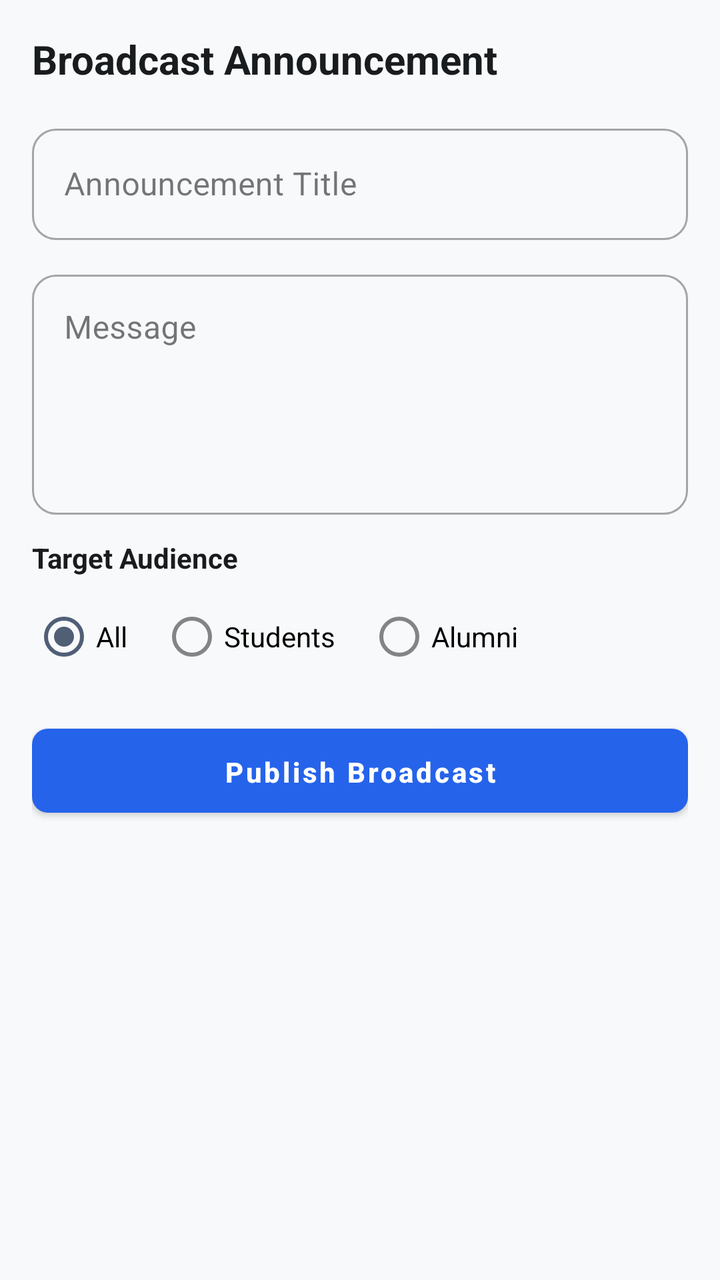
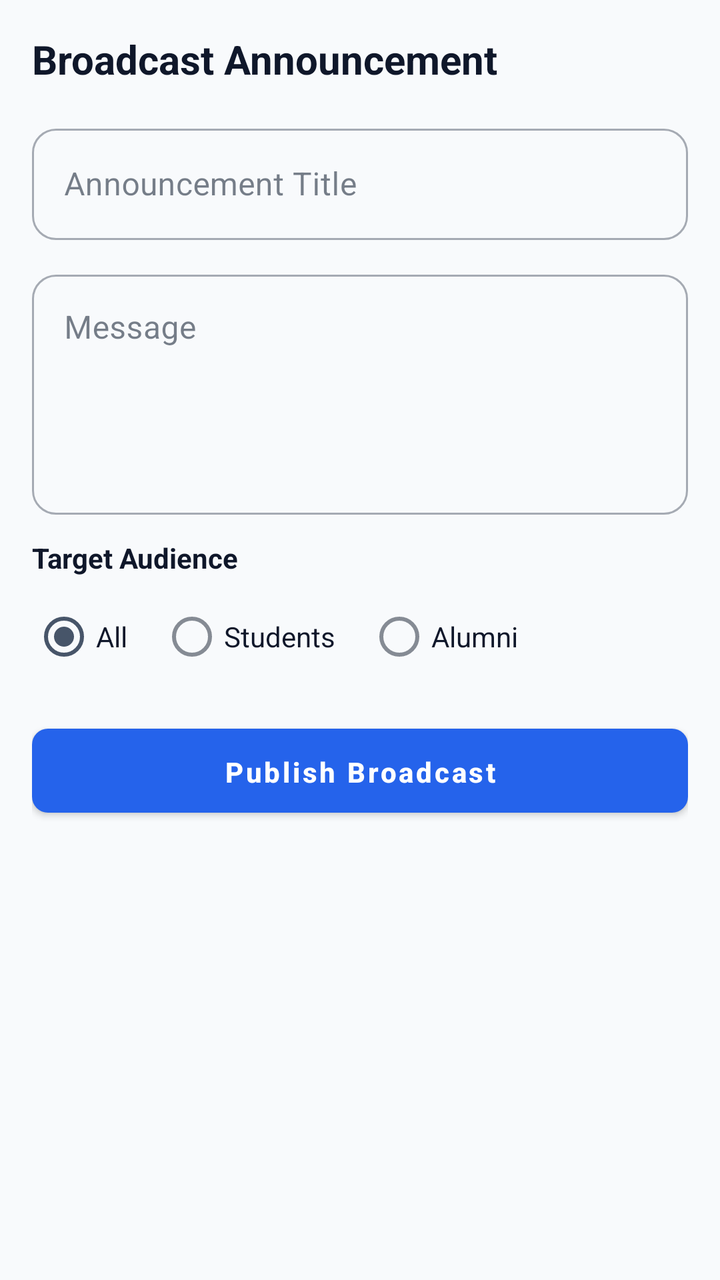

Before-and-after screenshots of an Android layout around one commit, followed by the original layout XML and the change that was made.
<!-- AndroidManifest.xml: application theme Theme.AlumniConnect -->
<!-- res/layout/fragment_announcement.xml -->
<?xml version="1.0" encoding="utf-8"?>
<LinearLayout xmlns:android="http://schemas.android.com/apk/res/android"
    xmlns:app="http://schemas.android.com/apk/res-auto"
    android:layout_width="match_parent"
    android:layout_height="match_parent"
    android:orientation="vertical"
    android:padding="16dp"
    android:background="@color/background">

    <TextView
        android:layout_width="match_parent"
        android:layout_height="wrap_content"
        android:text="Broadcast Announcement"
        android:textSize="20sp"
        android:textStyle="bold"
        android:textColor="@color/on_background"
        android:layout_marginBottom="16dp" />

    <com.google.android.material.textfield.TextInputLayout
        android:layout_width="match_parent"
        android:layout_height="wrap_content"
        android:layout_marginBottom="12dp"
        style="@style/Widget.MaterialComponents.TextInputLayout.OutlinedBox">
        <com.google.android.material.textfield.TextInputEditText
            android:id="@+id/etAnnouncementTitle"
            android:layout_width="match_parent"
            android:layout_height="wrap_content"
            android:hint="Announcement Title"
            android:inputType="text" />
    </com.google.android.material.textfield.TextInputLayout>

    <com.google.android.material.textfield.TextInputLayout
        android:layout_width="match_parent"
        android:layout_height="wrap_content"
        android:layout_marginBottom="12dp"
        style="@style/Widget.MaterialComponents.TextInputLayout.OutlinedBox">
        <com.google.android.material.textfield.TextInputEditText
            android:id="@+id/etAnnouncementMessage"
            android:layout_width="match_parent"
            android:layout_height="120dp"
            android:hint="Message"
            android:gravity="top"
            android:inputType="textMultiLine" />
    </com.google.android.material.textfield.TextInputLayout>

    <TextView
        android:layout_width="match_parent"
        android:layout_height="wrap_content"
        android:text="Target Audience"
        android:textSize="14sp"
        android:textStyle="bold"
        android:textColor="@color/on_background"
        android:layout_marginBottom="6dp" />

    <RadioGroup
        android:id="@+id/rgTargetAudience"
        android:layout_width="match_parent"
        android:layout_height="wrap_content"
        android:orientation="horizontal"
        android:layout_marginBottom="16dp">
        <RadioButton
            android:id="@+id/rbTargetAll"
            android:layout_width="wrap_content"
            android:layout_height="wrap_content"
            android:text="All"
            android:checked="true"
            android:layout_marginEnd="16dp" />
        <RadioButton
            android:id="@+id/rbTargetStudent"
            android:layout_width="wrap_content"
            android:layout_height="wrap_content"
            android:text="Students"
            android:layout_marginEnd="16dp" />
        <RadioButton
            android:id="@+id/rbTargetAlumni"
            android:layout_width="wrap_content"
            android:layout_height="wrap_content"
            android:text="Alumni" />
    </RadioGroup>

    <com.google.android.material.button.MaterialButton
        android:id="@+id/btnSendAnnouncement"
        android:layout_width="match_parent"
        android:layout_height="54dp"
        android:text="Publish Broadcast"
        app:cornerRadius="8dp" />
</LinearLayout>
<!-- resources referenced by this layout -->
<resources>
  <color name="background">#F8F9FB</color>
  <color name="on_background">#191C1E</color>
  <style name="Theme.AlumniConnect" parent="Theme.MaterialComponents.DayNight.NoActionBar">
          
          <item name="colorPrimary">@color/primary</item>
          <item name="colorPrimaryVariant">@color/primary_variant</item>
          <item name="colorOnPrimary">@color/on_primary</item>
          
          
          <item name="colorSecondary">@color/secondary</item>
          <item name="colorSecondaryVariant">@color/secondary_variant</item>
          <item name="colorOnSecondary">@color/on_secondary</item>
          
          
          <item name="android:statusBarColor">@color/primary</item>
          <item name="android:windowLightStatusBar">false</item>
          
          
          <item name="android:windowBackground">@color/background</item>
          <item name="colorSurface">@color/surface</item>
          <item name="colorOnSurface">@color/on_surface</item>
  
          
          <item name="materialButtonStyle">@style/Widget.AlumniConnect.Button</item>
          <item name="textInputStyle">@style/Widget.AlumniConnect.TextInputLayout</item>
      </style>
  <color name="primary">#2563EB</color>
  <color name="primary_variant">#004AC6</color>
  <color name="on_primary">#FFFFFF</color>
  <color name="secondary">#505F76</color>
  <color name="secondary_variant">#38485D</color>
  <color name="on_secondary">#FFFFFF</color>
  <color name="surface">#FFFFFF</color>
  <color name="on_surface">#191C1E</color>
  <style name="Widget.AlumniConnect.Button" parent="Widget.MaterialComponents.Button">
          <item name="cornerRadius">12dp</item>
          <item name="android:paddingTop">12dp</item>
          <item name="android:paddingBottom">12dp</item>
          <item name="android:textAllCaps">false</item>
          <item name="android:textStyle">bold</item>
      </style>
  <style name="Widget.AlumniConnect.TextInputLayout" parent="Widget.MaterialComponents.TextInputLayout.OutlinedBox">
          <item name="boxCornerRadiusTopStart">12dp</item>
          <item name="boxCornerRadiusTopEnd">12dp</item>
          <item name="boxCornerRadiusBottomStart">12dp</item>
          <item name="boxCornerRadiusBottomEnd">12dp</item>
          <item name="boxStrokeColor">@color/primary</item>
      </style>
</resources>

<!-- the commit's change to res/layout/fragment_announcement.xml (unified diff, before → after) -->
@@ -63,18 +63,21 @@
             android:layout_width="wrap_content"
             android:layout_height="wrap_content"
             android:text="All"
+            android:textColor="#0F172A"
             android:checked="true"
             android:layout_marginEnd="16dp" />
         <RadioButton
             android:id="@+id/rbTargetStudent"
             android:layout_width="wrap_content"
             android:layout_height="wrap_content"
+            android:textColor="#0F172A"
             android:text="Students"
             android:layout_marginEnd="16dp" />
         <RadioButton
             android:id="@+id/rbTargetAlumni"
             android:layout_width="wrap_content"
             android:layout_height="wrap_content"
+            android:textColor="#0F172A"
             android:text="Alumni" />
     </RadioGroup>
 
<!-- resource entries referenced after the edit -->
@@ -1,8 +1,8 @@
 <!-- resources referenced by this layout -->
 <resources>
-  <color name="background">#F8F9FB</color>
-  <color name="on_background">#191C1E</color>
-  <style name="Theme.AlumniConnect" parent="Theme.MaterialComponents.DayNight.NoActionBar">
+  <color name="background">#F8FAFC</color>
+  <color name="on_background">#0F172A</color>
+  <style name="Theme.AlumniConnect" parent="Theme.MaterialComponents.Light.NoActionBar">
           
           <item name="colorPrimary">@color/primary</item>
           <item name="colorPrimaryVariant">@color/primary_variant</item>
@@ -21,19 +21,32 @@
           <item name="android:windowBackground">@color/background</item>
           <item name="colorSurface">@color/surface</item>
           <item name="colorOnSurface">@color/on_surface</item>
+          <item name="android:textColor">@color/on_background</item>
+          <item name="android:textColorPrimary">@color/on_background</item>
+          <item name="android:textColorSecondary">@color/on_surface_variant</item>
+  
+          
+          <item name="editTextColor">@color/input_text</item>
+          <item name="android:textColorHint">@color/input_hint</item>
+  
+          
+          <item name="cardBackgroundColor">@color/surface</item>
   
           
           <item name="materialButtonStyle">@style/Widget.AlumniConnect.Button</item>
           <item name="textInputStyle">@style/Widget.AlumniConnect.TextInputLayout</item>
       </style>
   <color name="primary">#2563EB</color>
-  <color name="primary_variant">#004AC6</color>
+  <color name="primary_variant">#1D4ED8</color>
   <color name="on_primary">#FFFFFF</color>
-  <color name="secondary">#505F76</color>
-  <color name="secondary_variant">#38485D</color>
+  <color name="secondary">#475569</color>
+  <color name="secondary_variant">#334155</color>
   <color name="on_secondary">#FFFFFF</color>
   <color name="surface">#FFFFFF</color>
-  <color name="on_surface">#191C1E</color>
+  <color name="on_surface">#1E293B</color>
+  <color name="on_surface_variant">#334155</color>
+  <color name="input_text">#0F172A</color>
+  <color name="input_hint">#64748B</color>
   <style name="Widget.AlumniConnect.Button" parent="Widget.MaterialComponents.Button">
           <item name="cornerRadius">12dp</item>
           <item name="android:paddingTop">12dp</item>
@@ -47,6 +60,9 @@
           <item name="boxCornerRadiusBottomStart">12dp</item>
           <item name="boxCornerRadiusBottomEnd">12dp</item>
           <item name="boxStrokeColor">@color/primary</item>
+          <item name="boxBackgroundColor">@color/surface</item>
+          <item name="hintTextColor">@color/primary</item>
+          <item name="android:textColorHint">@color/input_hint</item>
       </style>
 </resources>
 
